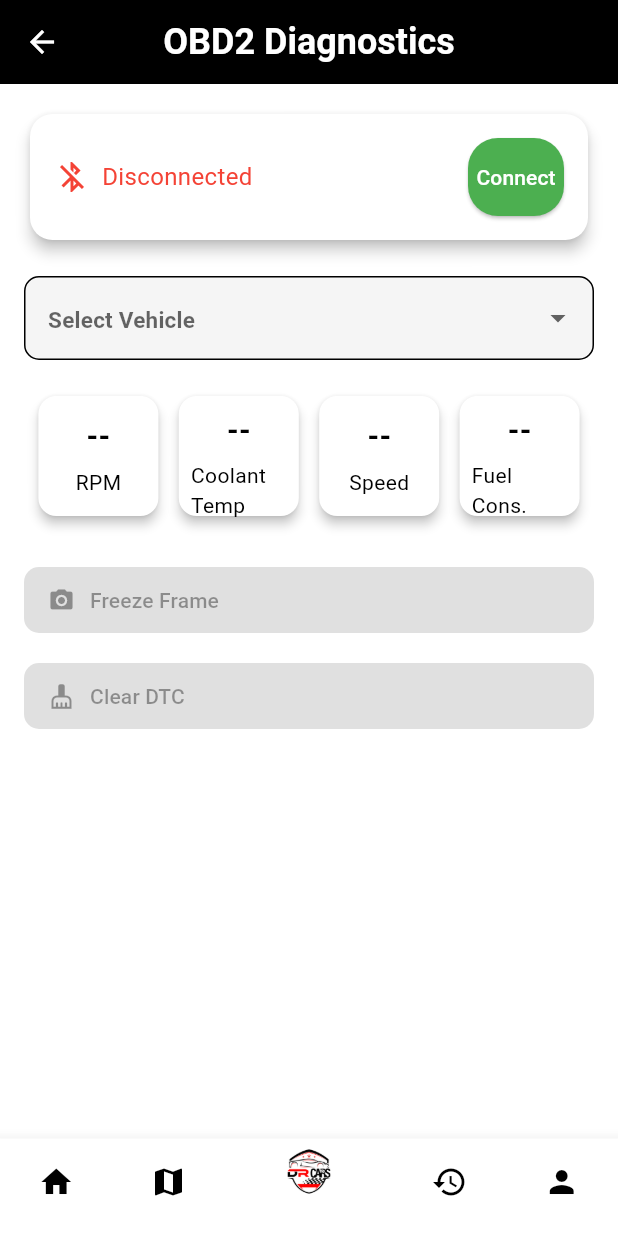
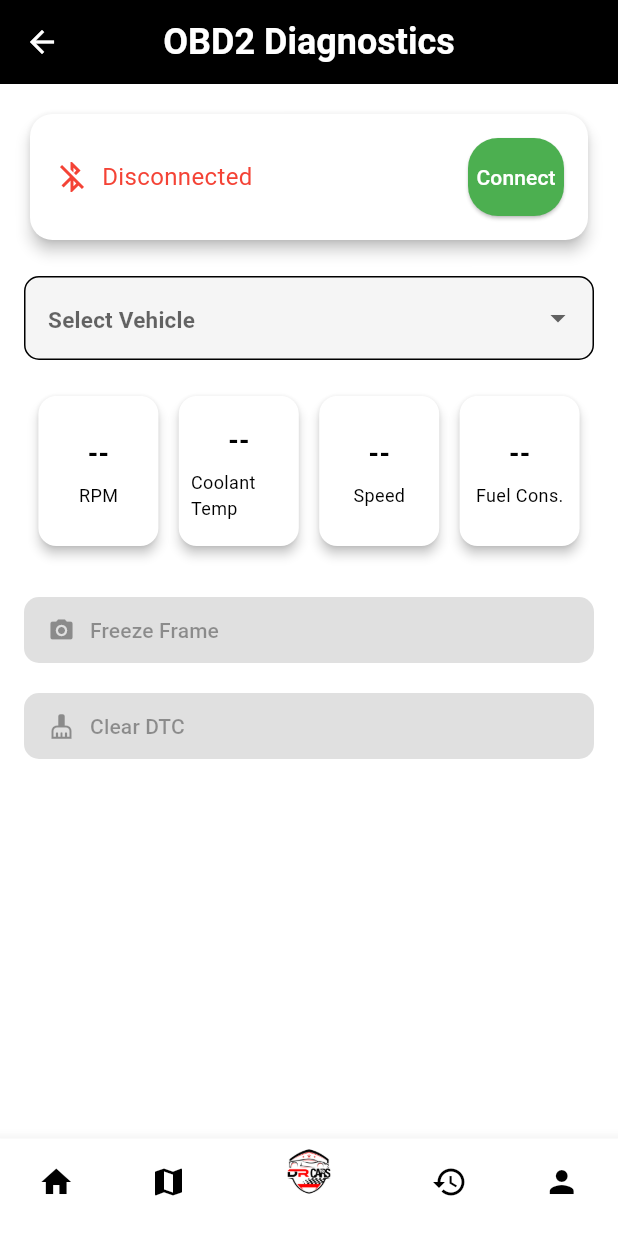
Before and after one commit to IsiraAdithyaWithana/Dr.-Cars, a Flutter app: the OBD2Page screen opened directly, on a phone screen of 412 x 824 dp. Run offline on Flutter 3.47's test engine with Material 3 defaults, Android fonts, the light colour scheme and no system bars; our stand-ins replace cloud_firestore, firebase_auth, firebase_core, flutter_map, google_sign_in, latlong2 and 3 more; missing offline and left inert: flutter_polyline_points, onesignal_flutter; accounts and stored records are empty.

Commit message:
make a changed in obd

```diff
--- a/lib/interface/OBD2.dart
+++ b/lib/interface/OBD2.dart
@@ -174,17 +174,17 @@ class _OBD2PageState extends State<OBD2Page> {
       shape: RoundedRectangleBorder(borderRadius: BorderRadius.circular(12)),
       child: Container(
         width: 80,
-        height: 80,
+        height: 100,
         padding: EdgeInsets.all(8),
         child: Column(
           mainAxisAlignment: MainAxisAlignment.center,
           children: [
             Text(
               value,
-              style: TextStyle(fontSize: 20, fontWeight: FontWeight.bold),
+              style: TextStyle(fontSize: 18, fontWeight: FontWeight.bold),
             ),
             SizedBox(height: 6),
-            Text(label, style: TextStyle(fontSize: 14)),
+            Text(label, style: TextStyle(fontSize: 12)),
           ],
         ),
       ),
```
Also changed, not shown: pubspec.lock.
